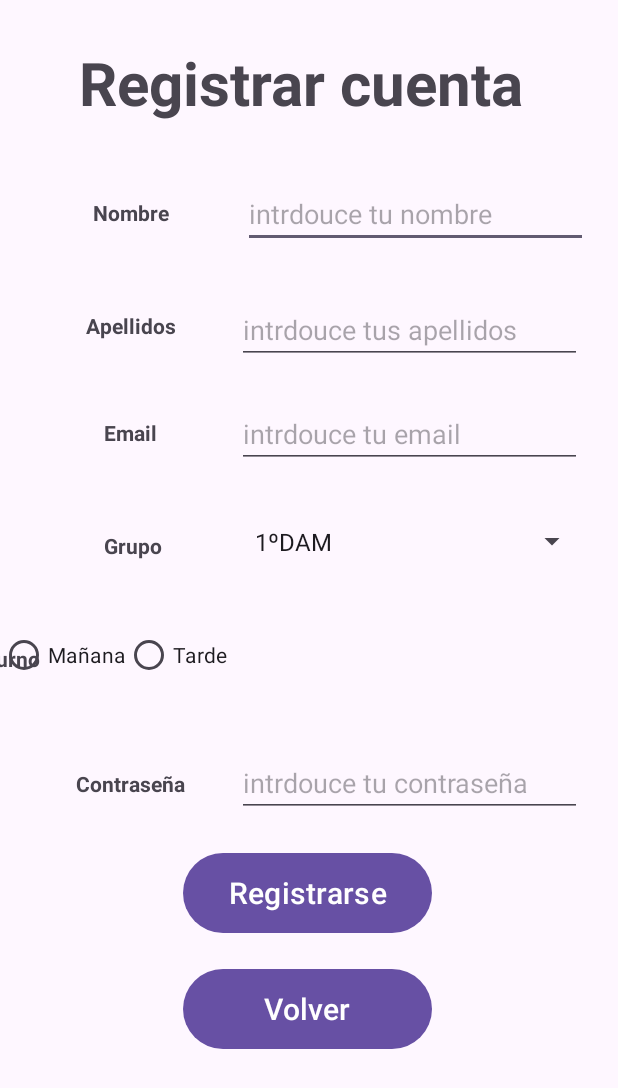
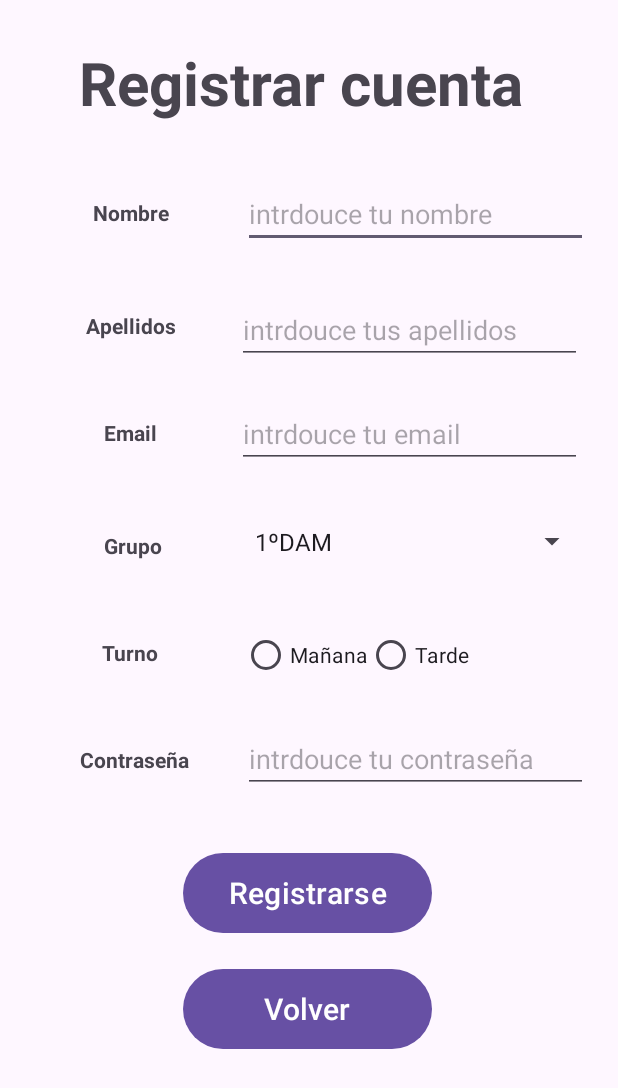
Before and after one commit to miludCifp/AppPlanifica_Firebase, an Android app: the RegistrarCuenta screen opened directly, with no data from a screen before it, on a phone screen of 412 x 824 dp. Shown: the top 1088 px of the screen. Run offline under Robolectric (Android 15) with nearby library versions, the phone set to English and light mode, and no system bars; our stand-ins replace Firebase (no records; nobody signed in at launch, a user with empty details on screens opened directly).

Commit message:
Pequeña modificación de la interfaz de registrar usuario.

```diff
--- a/app/src/main/java/com/cifpceuta/appplanifica/WelcomeActivity.java
+++ b/app/src/main/java/com/cifpceuta/appplanifica/WelcomeActivity.java
@@ -74,6 +74,7 @@ public class WelcomeActivity extends AppCompatActivity implements NavigationView
                 if (task.isSuccessful()) {
                     DocumentSnapshot document = task.getResult();
                     if (document.exists()) {
+                        //Creo un objeto Alumno para guardar sus datos despues de logearse.
                         Alumno u = new Alumno();
                         u.setNombre(document.getData().get("Nombre").toString());
                         u.setApellidos(document.getData().get("Apellidos").toString());
@@ -83,7 +84,7 @@ public class WelcomeActivity extends AppCompatActivity implements NavigationView
 
                         Toast.makeText(WelcomeActivity.this,"Nombre: "+u.getNombre()+" Tu email es : "+u.getEmail(),Toast.LENGTH_LONG).show();
                     } else {
-                        Toast.makeText(WelcomeActivity.this,"No se ha podido encontrar al usuario "+FirebaseAuth.getInstance().getCurrentUser().getUid(),Toast.LENGTH_SHORT).show();
+                        Toast.makeText(WelcomeActivity.this,"No existe el usuario en la base de datos "+FirebaseAuth.getInstance().getCurrentUser().getUid(),Toast.LENGTH_SHORT).show();
                     }
                 } else {
                     Toast.makeText(WelcomeActivity.this,"Ha habido un error en la conexion "+task.getException().getMessage(),Toast.LENGTH_SHORT).show();
--- a/app/src/main/res/layout/activity_registrar_cuenta.xml
+++ b/app/src/main/res/layout/activity_registrar_cuenta.xml
@@ -111,28 +111,29 @@
         app:layout_constraintEnd_toEndOf="parent"
         app:layout_constraintTop_toBottomOf="@+id/txtEmail" />
 
+
     <TextView
         android:id="@+id/turno"
         android:layout_width="110dp"
         android:layout_height="43dp"
-        android:layout_marginStart="16dp"
-        android:layout_marginTop="32dp"
+        android:layout_marginStart="32dp"
+        android:layout_marginTop="28dp"
         android:gravity="center"
         android:text="Turno"
         android:textStyle="bold"
-        app:layout_constraintEnd_toStartOf="@+id/gpOpciones"
         app:layout_constraintStart_toStartOf="parent"
         app:layout_constraintTop_toBottomOf="@+id/grupo" />
-
 
     <RadioGroup
         android:id="@+id/gpOpciones"
         android:layout_width="230dp"
         android:layout_height="45dp"
         android:layout_marginTop="28dp"
-        app:layout_constraintTop_toBottomOf="@+id/spinnerGrupo"
-        tools:layout_editor_absoluteX="161dp"
-        android:orientation="horizontal">
+        android:orientation="horizontal"
+        app:layout_constraintEnd_toEndOf="parent"
+        app:layout_constraintHorizontal_bias="0.487"
+        app:layout_constraintStart_toEndOf="@+id/turno"
+        app:layout_constraintTop_toBottomOf="@+id/spinnerGrupo">
 
         <RadioButton
             android:id="@+id/opcionMañana"
@@ -153,11 +154,12 @@
         android:layout_width="110dp"
         android:layout_height="43dp"
         android:layout_marginStart="16dp"
-        android:layout_marginTop="40dp"
+        android:layout_marginTop="28dp"
         android:gravity="center"
         android:text="Contraseña"
         android:textStyle="bold"
         app:layout_constraintEnd_toStartOf="@+id/txtContraseña"
+        app:layout_constraintHorizontal_bias="0.516"
         app:layout_constraintStart_toStartOf="parent"
         app:layout_constraintTop_toBottomOf="@+id/turno" />
 
@@ -165,8 +167,8 @@
         android:id="@+id/txtContraseña"
         android:layout_width="230dp"
         android:layout_height="wrap_content"
-        android:layout_marginTop="40dp"
-        android:layout_marginEnd="24dp"
+        android:layout_marginTop="24dp"
+        android:layout_marginEnd="20dp"
         android:hint="intrdouce tu contraseña"
         app:layout_constraintEnd_toEndOf="parent"
         app:layout_constraintTop_toBottomOf="@+id/gpOpciones" />
@@ -175,7 +177,7 @@
         android:id="@+id/btnRegistrarse"
         android:layout_width="166dp"
         android:layout_height="61dp"
-        android:layout_marginTop="20dp"
+        android:layout_marginTop="36dp"
         android:text="Registrarse"
         android:textSize="20dp"
         app:layout_constraintEnd_toEndOf="parent"
```
